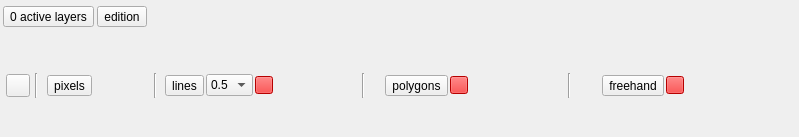
Before: the Qt Designer form ui/view_widget_single.ui in SMByC/ThRasE, drawn with Qt 5.
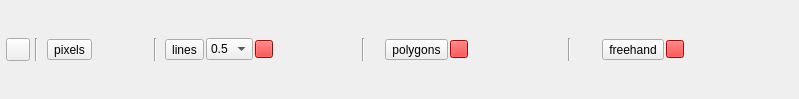
After: the same form once the commit is applied. Icons and pictures are not drawn. Custom widgets are drawn as their Qt base class.

Commit message: Refactoring the UI setting up the active layers and edition tools configuration buttons in the main dialog

```diff
--- a/ui/view_widget_single.ui
+++ b/ui/view_widget_single.ui
@@ -7,7 +7,7 @@
     <x>0</x>
     <y>0</y>
     <width>799</width>
-    <height>137</height>
+    <height>99</height>
    </rect>
   </property>
   <layout class="QVBoxLayout" name="verticalLayout">
@@ -26,100 +26,6 @@
    <property name="bottomMargin">
     <number>3</number>
    </property>
-   <item>
-    <widget class="QWidget" name="header" native="true">
-     <layout class="QHBoxLayout" name="horizontalLayout">
-      <property name="spacing">
-       <number>3</number>
-      </property>
-      <property name="leftMargin">
-       <number>0</number>
-      </property>
-      <property name="topMargin">
-       <number>0</number>
-      </property>
-      <property name="rightMargin">
-       <number>3</number>
-      </property>
-      <property name="bottomMargin">
-       <number>3</number>
-      </property>
-      <item>
-       <widget class="QToolButton" name="QPBtn_ConfActiveLayers">
-        <property name="enabled">
-         <bool>true</bool>
-        </property>
-        <property name="cursor">
-         <cursorShape>PointingHandCursor</cursorShape>
-        </property>
-        <property name="toolTip">
-         <string>Show/hide the active layers config</string>
-        </property>
-        <property name="text">
-         <string>0 active layers</string>
-        </property>
-        <property name="icon">
-         <iconset>
-          <normaloff>:/plugins/thrase/icons/active_layers_tool.svg</normaloff>:/plugins/thrase/icons/active_layers_tool.svg</iconset>
-        </property>
-        <property name="checkable">
-         <bool>true</bool>
-        </property>
-        <property name="toolButtonStyle">
-         <enum>Qt::ToolButtonTextBesideIcon</enum>
-        </property>
-        <property name="autoRaise">
-         <bool>false</bool>
-        </property>
-       </widget>
-      </item>
-      <item>
-       <widget class="QToolButton" name="QPBtn_EditionTools">
-        <property name="font">
-         <font>
-          <pointsize>9</pointsize>
-         </font>
-        </property>
-        <property name="cursor">
-         <cursorShape>PointingHandCursor</cursorShape>
-        </property>
-        <property name="toolTip">
-         <string>Show/hide the edition tools</string>
-        </property>
-        <property name="text">
-         <string>edition</string>
-        </property>
-        <property name="icon">
-         <iconset>
-          <normaloff>:/plugins/thrase/icons/edit_tool.svg</normaloff>:/plugins/thrase/icons/edit_tool.svg</iconset>
-        </property>
-        <property name="checkable">
-         <bool>true</bool>
-        </property>
-        <property name="toolButtonStyle">
-         <enum>Qt::ToolButtonTextBesideIcon</enum>
-        </property>
-        <property name="autoRaise">
-         <bool>false</bool>
-        </property>
-       </widget>
-      </item>
-      <item>
-       <spacer name="horizontalSpacer_4">
-        <property name="orientation">
-         <enum>Qt::Horizontal</enum>
-        </property>
-        <property name="sizeHint" stdset="0">
-         <size>
-          <width>40</width>
-          <height>20</height>
-         </size>
-        </property>
-       </spacer>
-      </item>
-     </layout>
-    </widget>
-   </item>
    <item>
     <widget class="QWidget" name="widget_ActiveLayers" native="true">
      <layout class="QVBoxLayout" name="verticalLayout_2">
```
The commit also changes 4 other files.
